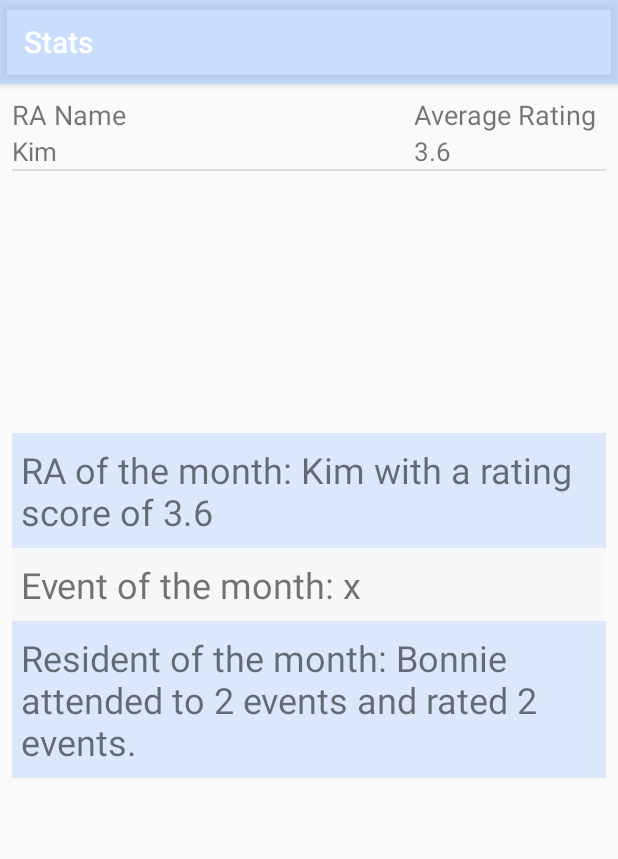
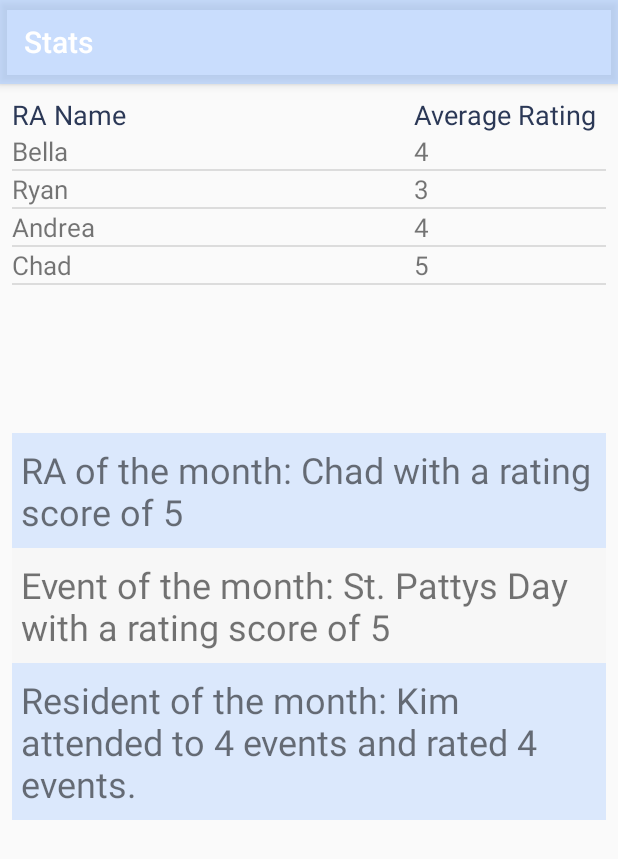
Before and after one commit to vilmaunjan/FGCUHousing, an Android app: the Stats screen opened directly, with no data from a screen before it, on a phone screen of 412 x 824 dp. Shown: the top 859 px of the screen. Run offline under Robolectric (Android 15) with nearby library versions, the phone set to English and light mode, and no system bars.

Commit message:
Added more data to the database, Got the event feedback and stats working, changed some front-end stuff

```diff
--- a/app/src/main/java/com/example/vilma/fgcuhousing/Stats.java
+++ b/app/src/main/java/com/example/vilma/fgcuhousing/Stats.java
@@ -113,7 +113,7 @@ public class Stats extends AppCompatActivity {
     public void eventOfMonth() {
         try{
             //finds event in database
-            Cursor bestEvent = datCon.QueryData("select e.+" +
+            Cursor bestEvent = datCon.QueryData("select e." +
                     HousingContract.EventEntry.Event_Title+", AVG(a."+
                     HousingContract.AttendedEventEntry.Rating_Score+") rtg FROM "+
                     HousingContract.EventEntry.TABLE_NAME+" e INNER JOIN "+
--- a/app/src/main/java/com/example/vilma/fgcuhousing/data/DbHandler.java
+++ b/app/src/main/java/com/example/vilma/fgcuhousing/data/DbHandler.java
@@ -25,7 +25,7 @@ import com.example.vilma.fgcuhousing.data.HousingContract.UserEntry;
 public class DbHandler extends SQLiteOpenHelper {
     //Used for the name ad database version whenever updating schema
     private static final String DATABASE_NAME = "HousingDB";
-    private static final int DATABASE_VERSION = 4;
+    private static final int DATABASE_VERSION = 9;
     private static final String Tag = "DataBaseHelper";
     private static SQLiteDatabase db = null;
 
--- a/app/src/main/java/com/example/vilma/fgcuhousing/data/DbTest.java
+++ b/app/src/main/java/com/example/vilma/fgcuhousing/data/DbTest.java
@@ -33,9 +33,10 @@ public class DbTest {
 
 
         //create a list of fake guests
+        //RESIDENTS
         ContentValues cv = new ContentValues();
         cv.put(UserEntry.Name, "John");
-        cv.put(UserEntry.Email, "JohnBou@eagle.fgcu.edu");
+        cv.put(UserEntry.Email, "john@eagle.fgcu.edu");
         cv.put(UserEntry.Password, "north");
         cv.put(UserEntry.Type, "R");
         cv.put(UserEntry.Building, "North Village");
@@ -44,34 +45,99 @@ public class DbTest {
 
         cv = new ContentValues();
         cv.put(UserEntry.Name, "Kim");
-        cv.put(UserEntry.Email, "KimBou@eagle.fgcu.edu");
+        cv.put(UserEntry.Email, "kim@eagle.fgcu.edu");
         cv.put(UserEntry.Password, "north");
-        cv.put(UserEntry.Type, "RA");
+        cv.put(UserEntry.Type, "R");
         cv.put(UserEntry.Building, "South Village");
 
         User.add(cv);
 
         cv = new ContentValues();
         cv.put(UserEntry.Name, "Johnny");
-        cv.put(UserEntry.Email, "JohnDep@fgcu.edu");
+        cv.put(UserEntry.Email, "johnny@fgcu.edu");
         cv.put(UserEntry.Password, "north");
-        cv.put(UserEntry.Type, "RA");
+        cv.put(UserEntry.Type, "R");
         cv.put(UserEntry.Building, "South Village");
 
         User.add(cv);
 
         cv = new ContentValues();
         cv.put(UserEntry.Name, "Bonnie");
-        cv.put(UserEntry.Email, "Bonnie@eagle.fgcu.edu");
+        cv.put(UserEntry.Email, "bonnie@eagle.fgcu.edu");
         cv.put(UserEntry.Password, "north");
         cv.put(UserEntry.Type, "R");
         cv.put(UserEntry.Building, "North Village");
 
         User.add(cv);
 
+        //RAs
         cv = new ContentValues();
-        cv.put(UserEntry.Name, "Belly");
-        cv.put(UserEntry.Email, "cooper@fgcu.edu");
+        cv.put(UserEntry.Name, "Bella");
+        cv.put(UserEntry.Email, "bella@fgcu.edu");
+        cv.put(UserEntry.Password, "north");
+        cv.put(UserEntry.Type, "RA");
+        cv.put(UserEntry.Building, "North Village");
+
+        User.add(cv);
+
+        cv = new ContentValues();
+        cv.put(UserEntry.Name, "Ryan");
+        cv.put(UserEntry.Email, "ryan@fgcu.edu");
+        cv.put(UserEntry.Password, "north");
+        cv.put(UserEntry.Type, "RA");
+        cv.put(UserEntry.Building, "North Village");
+
+        User.add(cv);
+
+        cv = new ContentValues();
+        cv.put(UserEntry.Name, "Andrea");
+        cv.put(UserEntry.Email, "andrea@fgcu.edu");
+        cv.put(UserEntry.Password, "north");
+        cv.put(UserEntry.Type, "RA");
+        cv.put(UserEntry.Building, "North Village");
+
+        User.add(cv);
+
+        cv = new ContentValues();
+        cv.put(UserEntry.Name, "Chad");
+        cv.put(UserEntry.Email, "chad@fgcu.edu");
+        cv.put(UserEntry.Password, "north");
+        cv.put(UserEntry.Type, "RA");
+        cv.put(UserEntry.Building, "North Village");
+
+        User.add(cv);
+
+        //RDs
+        cv = new ContentValues();
+        cv.put(UserEntry.Name, "Connor");
+        cv.put(UserEntry.Email, "connor@fgcu.edu");
+        cv.put(UserEntry.Password, "north");
+        cv.put(UserEntry.Type, "RD");
+        cv.put(UserEntry.Building, "North Village");
+
+        User.add(cv);
+
+        cv = new ContentValues();
+        cv.put(UserEntry.Name, "Lexie");
+        cv.put(UserEntry.Email, "lexie@fgcu.edu");
+        cv.put(UserEntry.Password, "north");
+        cv.put(UserEntry.Type, "RD");
+        cv.put(UserEntry.Building, "North Village");
+
+        User.add(cv);
+
+        cv = new ContentValues();
+        cv.put(UserEntry.Name, "Ron");
+        cv.put(UserEntry.Email, "ron@fgcu.edu");
+        cv.put(UserEntry.Password, "north");
+        cv.put(UserEntry.Type, "RD");
+        cv.put(UserEntry.Building, "North Village");
+
+        User.add(cv);
+
+        cv = new ContentValues();
+        cv.put(UserEntry.Name, "Casey");
+        cv.put(UserEntry.Email, "casey@fgcu.edu");
         cv.put(UserEntry.Password, "north");
         cv.put(UserEntry.Type, "RD");
         cv.put(UserEntry.Building, "North Village");
@@ -234,81 +300,123 @@ public class DbTest {
 
         //Create a list of organized events
         cv = new ContentValues();
-        cv.put(OrganizedEvents.RA_ID, 2);
+        cv.put(OrganizedEvents.RA_ID, 5);
         cv.put(OrganizedEvents.Event_ID, 1);
         cv.put(OrganizedEvents.Date, "01/03/2017");
         OrgEvents.add(cv);
 
         cv = new ContentValues();
-        cv.put(OrganizedEvents.RA_ID, 2);
+        cv.put(OrganizedEvents.RA_ID, 5);
         cv.put(OrganizedEvents.Event_ID, 2);
         cv.put(OrganizedEvents.Date, "02/11/2017");
         OrgEvents.add(cv);
 
         cv = new ContentValues();
-        cv.put(OrganizedEvents.RA_ID, 3);
+        cv.put(OrganizedEvents.RA_ID, 5);
         cv.put(OrganizedEvents.Event_ID, 3);
         cv.put(OrganizedEvents.Date, "02/23/2017");
         OrgEvents.add(cv);
 
         cv = new ContentValues();
-        cv.put(OrganizedEvents.RA_ID, 3);
+        cv.put(OrganizedEvents.RA_ID, 6);
         cv.put(OrganizedEvents.Event_ID, 4);
         cv.put(OrganizedEvents.Date, "02/11/2017");
         OrgEvents.add(cv);
 
         cv = new ContentValues();
-        cv.put(OrganizedEvents.RA_ID, 5);
+        cv.put(OrganizedEvents.RA_ID, 6);
         cv.put(OrganizedEvents.Event_ID, 5);
         cv.put(OrganizedEvents.Date, "03/12/2017");
         OrgEvents.add(cv);
 
         cv = new ContentValues();
-        cv.put(OrganizedEvents.RA_ID, 3);
+        cv.put(OrganizedEvents.RA_ID, 7);
         cv.put(OrganizedEvents.Event_ID, 6);
         cv.put(OrganizedEvents.Date, "02/11/2017");
         OrgEvents.add(cv);
 
         cv = new ContentValues();
-        cv.put(OrganizedEvents.RA_ID, 2);
+        cv.put(OrganizedEvents.RA_ID, 8);
         cv.put(OrganizedEvents.Event_ID, 7);
         cv.put(OrganizedEvents.Date, "02/11/2017");
         OrgEvents.add(cv);
 
         //Create a list of attended events
         cv = new ContentValues();
-        cv.put(AttendedEventEntry.Resident_ID, 2);
+        cv.put(AttendedEventEntry.Resident_ID, 1);
         cv.put(AttendedEventEntry.Event_ID, 1);
-        cv.put(AttendedEventEntry.Rating_Score, 3);
+        cv.put(AttendedEventEntry.Rating_Score, 5);
         cv.put(AttendedEventEntry.Rating_FeedBack,"Awesome event");
         AttEvents.add(cv);
 
         cv = new ContentValues();
         cv.put(AttendedEventEntry.Resident_ID, 1);
-        cv.put(AttendedEventEntry.Event_ID, 1);
-        cv.put(AttendedEventEntry.Rating_Score, 4);
+        cv.put(AttendedEventEntry.Event_ID, 2);
+        cv.put(AttendedEventEntry.Rating_Score, 5);
         cv.put(AttendedEventEntry.Rating_FeedBack,"Good food");
         AttEvents.add(cv);
 
         cv = new ContentValues();
-        cv.put(AttendedEventEntry.Resident_ID, 4);
-        cv.put(AttendedEventEntry.Event_ID, 1);
-        cv.put(AttendedEventEntry.Rating_Score, 2);
+        cv.put(AttendedEventEntry.Resident_ID, 1);
+        cv.put(AttendedEventEntry.Event_ID, 3);
+        cv.put(AttendedEventEntry.Rating_Score, 4);
         cv.put(AttendedEventEntry.Rating_FeedBack,"It was ok");
         AttEvents.add(cv);
 
         cv = new ContentValues();
-        cv.put(AttendedEventEntry.Resident_ID, 3);
+        cv.put(AttendedEventEntry.Resident_ID, 2);
         cv.put(AttendedEventEntry.Event_ID, 2);
         cv.put(AttendedEventEntry.Rating_Score, 5);
         cv.put(AttendedEventEntry.Rating_FeedBack,"Cool event");
         AttEvents.add(cv);
 
         cv = new ContentValues();
+        cv.put(AttendedEventEntry.Resident_ID, 2);
+        cv.put(AttendedEventEntry.Event_ID, 3);
+        cv.put(AttendedEventEntry.Rating_Score, 4);
+        cv.put(AttendedEventEntry.Rating_FeedBack,"I liked the food");
+        AttEvents.add(cv);
+
+        cv = new ContentValues();
+        cv.put(AttendedEventEntry.Resident_ID, 2);
+        cv.put(AttendedEventEntry.Event_ID, 4);
+        cv.put(AttendedEventEntry.Rating_Score, 1);
+        cv.put(AttendedEventEntry.Rating_FeedBack,"Boring");
+        AttEvents.add(cv);
+
+        cv = new ContentValues();
+        cv.put(AttendedEventEntry.Resident_ID, 2);
+        cv.put(AttendedEventEntry.Event_ID, 5);
+        cv.put(AttendedEventEntry.Rating_Score, 5);
+        cv.put(AttendedEventEntry.Rating_FeedBack,"It was a fun event");
+        AttEvents.add(cv);
+
+        cv = new ContentValues();
+        cv.put(AttendedEventEntry.Resident_ID, 3);
+        cv.put(AttendedEventEntry.Event_ID, 1);
+        cv.put(AttendedEventEntry.Rating_Score, 3);
+        cv.put(AttendedEventEntry.Rating_FeedBack,"Lame event");
+        AttEvents.add(cv);
+
+        cv = new ContentValues();
+        cv.put(AttendedEventEntry.Resident_ID, 3);
+        cv.put(AttendedEventEntry.Event_ID, 6);
+        cv.put(AttendedEventEntry.Rating_Score, 4);
+        cv.put(AttendedEventEntry.Rating_FeedBack,"Had fun");
+        AttEvents.add(cv);
+
+        cv = new ContentValues();
         cv.put(AttendedEventEntry.Resident_ID, 4);
         cv.put(AttendedEventEntry.Event_ID, 2);
-        cv.put(AttendedEventEntry.Rating_Score, 4);
-        cv.put(AttendedEventEntry.Rating_FeedBack,"Event was cool");
+        cv.put(AttendedEventEntry.Rating_Score, 2);
+        cv.put(AttendedEventEntry.Rating_FeedBack,"Lame event");
+        AttEvents.add(cv);
+
+        cv = new ContentValues();
+        cv.put(AttendedEventEntry.Resident_ID, 4);
+        cv.put(AttendedEventEntry.Event_ID, 7);
+        cv.put(AttendedEventEntry.Rating_Score, 5);
+        cv.put(AttendedEventEntry.Rating_FeedBack,"Food was really good. Should have more events like this");
         AttEvents.add(cv);
 
         //insert all guests in one transaction
--- a/app/src/main/res/layout/content_event_list.xml
+++ b/app/src/main/res/layout/content_event_list.xml
@@ -31,6 +31,7 @@
         android:layout_alignParentRight="true"
         android:layout_alignParentTop="true"
         android:layout_weight="1"
+        android:background="@color/colorPrimary"
         android:onClick="buttonOnClick"
         android:text="Search Event"
         tools:ignore="HardcodedText" />
--- a/app/src/main/res/layout/content_resident_access.xml
+++ b/app/src/main/res/layout/content_resident_access.xml
@@ -23,6 +23,7 @@
         android:layout_alignParentStart="true"
         android:layout_alignParentTop="true"
         android:layout_marginTop="148dp"
+        android:background="@color/colorPrimary"
         android:onClick="buttonOnClick"
         android:paddingBottom="20dp"
         android:paddingTop="20dp"
@@ -38,6 +39,7 @@
         android:layout_alignStart="@+id/btnLoginResidentAccess"
         android:layout_below="@+id/btnLoginResidentAccess"
         android:layout_marginTop="71dp"
+        android:background="@color/colorPrimary"
         android:onClick="buttonOnClick"
         android:paddingBottom="20dp"
         android:paddingTop="20dp"
--- a/app/src/main/res/layout/content_resident_login.xml
+++ b/app/src/main/res/layout/content_resident_login.xml
@@ -55,6 +55,7 @@
         android:layout_alignParentBottom="true"
         android:layout_centerHorizontal="true"
         android:layout_marginBottom="58dp"
+        android:background="@color/colorPrimary"
         android:onClick="buttonOnClick"
         android:text="Login" />
 
--- a/app/src/main/res/layout/content_stats.xml
+++ b/app/src/main/res/layout/content_stats.xml
@@ -40,6 +40,7 @@
                     android:layout_height="wrap_content"
                     android:layout_weight="0.96"
                     android:text="RA Name"
+                    android:textColor="@color/colorPrimaryDark"
                     android:textSize="18sp" />
 
                 <TextView
@@ -47,6 +48,7 @@
                     android:layout_width="128dp"
                     android:layout_height="wrap_content"
                     android:text="Average Rating"
+                    android:textColor="@color/colorPrimaryDark"
                     android:textSize="18sp" />
             </LinearLayout>
 
--- a/app/src/main/res/layout/list_group_item.xml
+++ b/app/src/main/res/layout/list_group_item.xml
@@ -8,8 +8,9 @@
         android:id="@+id/lblListItem"
         android:layout_width="match_parent"
         android:layout_height="wrap_content"
+        android:paddingBottom="8dp"
         android:paddingLeft="?android:attr/expandableListPreferredChildPaddingLeft"
-        android:paddingTop="5dp"
+        android:paddingTop="8dp"
         android:textSize="16dp"
         tools:text="sub Item" />
 </LinearLayout>
--- a/app/src/main/res/values/colors.xml
+++ b/app/src/main/res/values/colors.xml
@@ -1,7 +1,7 @@
 <?xml version="1.0" encoding="utf-8"?>
 <resources>
     <color name="colorPrimary">#6cafcdfd</color>
-    <color name="colorPrimaryDark">#2B3856</color>
+    <color name="colorPrimaryDark">#2b3856</color>
     <color name="colorAccent">#55a696</color>
     <color name="NoBackground">#00ffffff</color>
 </resources>
```
Also changed, not shown: app/src/main/java/com/example/vilma/fgcuhousing/EventFeedback.java (+28 -43 lines), app/src/main/res/layout/content_create_event.xml (+11 -8 lines), app/src/main/res/layout/content_event_edit.xml (+5 -4 lines), app/src/main/res/layout/content_event_manager.xml (+74 -44 lines), app/src/main/res/layout/content_event_page.xml (+8 -6 lines), app/src/main/res/layout/content_main.xml (+18 -16 lines), app/src/main/res/layout/content_rating_page.xml (+8 -7 lines), app/src/main/res/layout/content_resident_account.xml (+6 -5 lines), app/src/main/res/layout/content_resident_register.xml (+5 -4 lines), app/src/main/res/layout/list_group.xml (+4 -9 lines).
